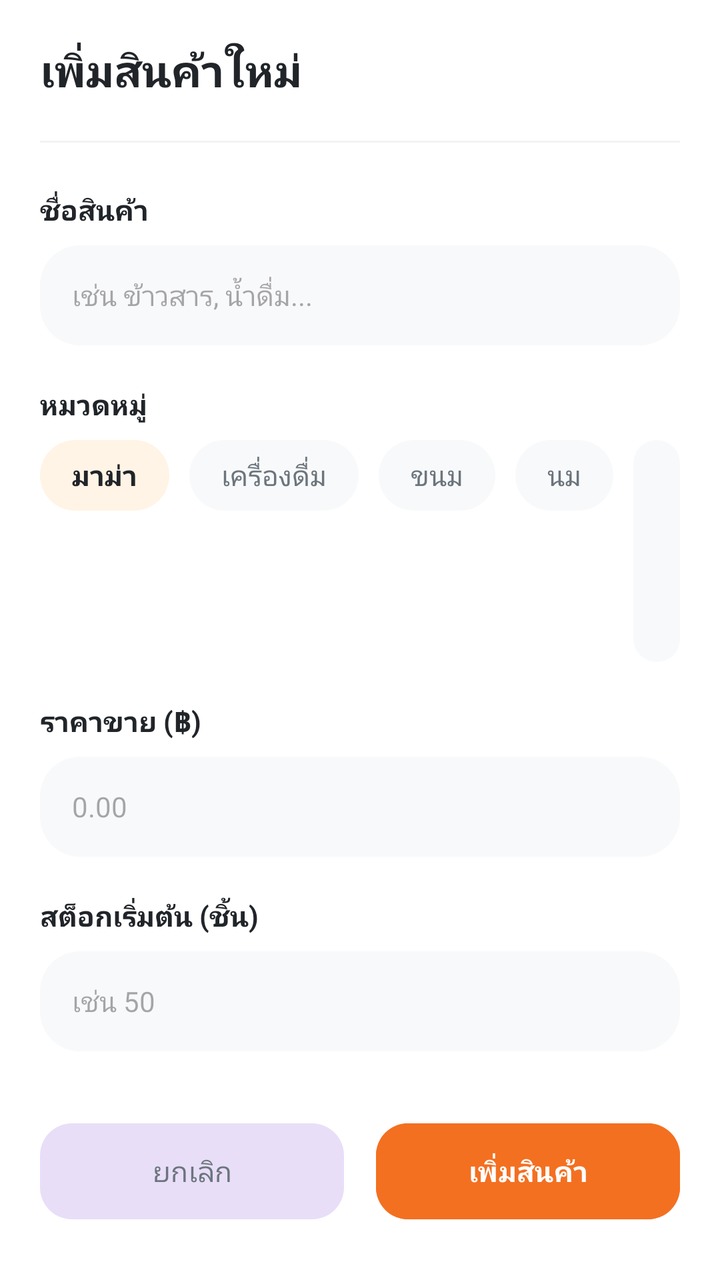
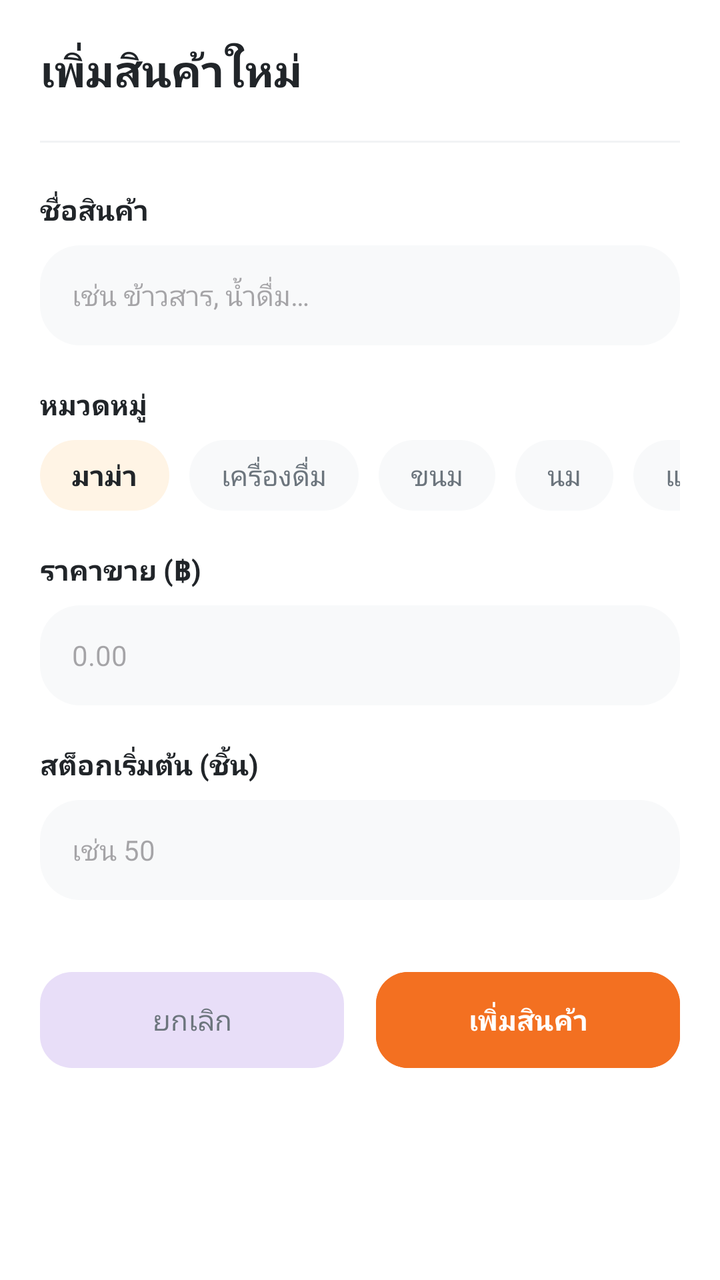

The first picture is an Android layout as it rendered before a commit; the second is the same layout after the commit. The layout source and the unified diff follow.
<!-- AndroidManifest.xml: application theme Theme.SaiThongGroceryApp -->
<!-- res/layout/add_product.xml -->
<?xml version="1.0" encoding="utf-8"?>

<ScrollView xmlns:android="http://schemas.android.com/apk/res/android"
    xmlns:app="http://schemas.android.com/apk/res-auto"
    xmlns:tools="http://schemas.android.com/tools"
    android:layout_width="match_parent"
    android:layout_height="match_parent"
    android:fillViewport="true"
    android:scrollbars="none">

    <androidx.constraintlayout.widget.ConstraintLayout
        android:layout_width="match_parent"
        android:layout_height="wrap_content"
        android:background="@color/white"
        android:padding="20dp">

        
        <TextView
            android:id="@+id/tv_title"
            android:layout_width="wrap_content"
            android:layout_height="wrap_content"
            android:text="เพิ่มสินค้าใหม่"
            android:textColor="@color/text_primary"
            android:textSize="22sp"
            android:textStyle="bold"
            app:layout_constraintStart_toStartOf="parent"
            app:layout_constraintTop_toTopOf="parent" />

        <View
            android:id="@+id/header_divider"
            android:layout_width="match_parent"
            android:layout_height="1dp"
            android:layout_marginTop="20dp"
            android:background="#F1F3F5"
            app:layout_constraintTop_toBottomOf="@id/tv_title" />

        
        <TextView
            android:id="@+id/lbl_name"
            android:layout_width="wrap_content"
            android:layout_height="wrap_content"
            android:layout_marginTop="24dp"
            android:text="ชื่อสินค้า"
            android:textColor="@color/text_primary"
            android:textStyle="bold"
            app:layout_constraintStart_toStartOf="parent"
            app:layout_constraintTop_toBottomOf="@id/header_divider" />

        <EditText
            android:id="@+id/et_product_name"
            android:layout_width="match_parent"
            android:layout_height="50dp"
            android:layout_marginTop="8dp"
            android:background="@drawable/bg_rounded_gray"
            android:hint="เช่น ข้าวสาร, น้ำดื่ม..."
            android:inputType="text"
            android:paddingHorizontal="16dp"
            android:textSize="14sp"
            app:layout_constraintTop_toBottomOf="@id/lbl_name" />

        
        <TextView
            android:id="@+id/lbl_category"
            android:layout_width="wrap_content"
            android:layout_height="wrap_content"
            android:layout_marginTop="20dp"
            android:text="หมวดหมู่"
            android:textColor="@color/text_primary"
            android:textStyle="bold"
            app:layout_constraintStart_toStartOf="parent"
            app:layout_constraintTop_toBottomOf="@id/et_product_name" />

        <LinearLayout
            android:id="@+id/container_add_tags"
            android:layout_width="match_parent"
            android:layout_height="wrap_content"
            android:layout_marginTop="8dp"
            android:orientation="horizontal"
            app:layout_constraintTop_toBottomOf="@id/lbl_category">

            <TextView
                android:id="@+id/add_tag_mama"
                android:layout_width="wrap_content"
                android:layout_height="wrap_content"
                android:background="@drawable/bg_tag_orange"
                android:paddingHorizontal="16dp"
                android:paddingVertical="8dp"
                android:text="@string/category_mama"
                android:textColor="@color/text_primary"
                android:textStyle="bold" />

            <TextView
                android:id="@+id/add_tag_drink"
                android:layout_width="wrap_content"
                android:layout_height="wrap_content"
                android:layout_marginStart="10dp"
                android:background="@drawable/bg_rounded_gray"
                android:paddingHorizontal="16dp"
                android:paddingVertical="8dp"
                android:text="@string/category_drink"
                android:textColor="@color/text_secondary" />

            <TextView
                android:id="@+id/add_tag_snack"
                android:layout_width="wrap_content"
                android:layout_height="wrap_content"
                android:layout_marginStart="10dp"
                android:background="@drawable/bg_rounded_gray"
                android:paddingHorizontal="16dp"
                android:paddingVertical="8dp"
                android:text="@string/category_snack"
                android:textColor="@color/text_secondary" />

            <TextView
                android:id="@+id/add_tag_milk"
                android:layout_width="wrap_content"
                android:layout_height="wrap_content"
                android:layout_marginStart="10dp"
                android:background="@drawable/bg_rounded_gray"
                android:paddingHorizontal="16dp"
                android:paddingVertical="8dp"
                android:text="@string/category_milk"
                android:textColor="@color/text_secondary" />

            <TextView
                android:id="@+id/add_tag_frozen"
                android:layout_width="wrap_content"
                android:layout_height="wrap_content"
                android:layout_marginStart="10dp"
                android:background="@drawable/bg_rounded_gray"
                android:paddingHorizontal="16dp"
                android:paddingVertical="8dp"
                android:text="@string/category_frozen"
                android:textColor="@color/text_secondary" />
        </LinearLayout>

        
        <TextView
            android:id="@+id/lbl_price"
            android:layout_width="wrap_content"
            android:layout_height="wrap_content"
            android:layout_marginTop="20dp"
            android:text="ราคาขาย (฿)"
            android:textColor="@color/text_primary"
            android:textStyle="bold"
            app:layout_constraintStart_toStartOf="parent"
            app:layout_constraintTop_toBottomOf="@id/container_add_tags" />

        <EditText
            android:id="@+id/et_price"
            android:layout_width="match_parent"
            android:layout_height="50dp"
            android:layout_marginTop="8dp"
            android:background="@drawable/bg_rounded_gray"
            android:hint="0.00"
            android:inputType="numberDecimal"
            android:paddingHorizontal="16dp"
            android:textSize="14sp"
            app:layout_constraintTop_toBottomOf="@id/lbl_price" />

        
        <TextView
            android:id="@+id/lbl_stock"
            android:layout_width="wrap_content"
            android:layout_height="wrap_content"
            android:layout_marginTop="20dp"
            android:text="สต็อกเริ่มต้น (ชิ้น)"
            android:textColor="@color/text_primary"
            android:textStyle="bold"
            app:layout_constraintStart_toStartOf="parent"
            app:layout_constraintTop_toBottomOf="@id/et_price" />

        <EditText
            android:id="@+id/et_stock"
            android:layout_width="match_parent"
            android:layout_height="50dp"
            android:layout_marginTop="8dp"
            android:background="@drawable/bg_rounded_gray"
            android:hint="เช่น 50"
            android:inputType="number"
            android:paddingHorizontal="16dp"
            android:textSize="14sp"
            app:layout_constraintTop_toBottomOf="@id/lbl_stock" />

        
        <LinearLayout
            android:layout_width="match_parent"
            android:layout_height="wrap_content"
            android:layout_marginTop="32dp"
            android:orientation="horizontal"
            app:layout_constraintTop_toBottomOf="@id/et_stock">

            <com.google.android.material.button.MaterialButton
                android:id="@+id/btn_cancel"
                style="@style/Widget.Material3.Button.TonalButton"
                android:layout_width="0dp"
                android:layout_height="56dp"
                android:layout_marginEnd="8dp"
                android:layout_weight="1"
                android:text="ยกเลิก"
                android:textColor="@color/text_secondary"
                app:cornerRadius="16dp" />

            <com.google.android.material.button.MaterialButton
                android:id="@+id/btn_save_product"
                android:layout_width="0dp"
                android:layout_height="56dp"
                android:layout_marginStart="8dp"
                android:layout_weight="1"
                android:backgroundTint="@color/brand_orange"
                android:text="เพิ่มสินค้า"
                android:textStyle="bold"
                app:cornerRadius="16dp" />
        </LinearLayout>

    </androidx.constraintlayout.widget.ConstraintLayout>
</ScrollView>
<!-- resources referenced by this layout -->
<resources>
  <color name="brand_orange">#F37021</color>
  <color name="text_primary">#212529</color>
  <color name="text_secondary">#6C757D</color>
  <color name="white">#FFFFFFFF</color>
  <!-- drawable bg_rounded_gray (drawable) -->
  <?xml version="1.0" encoding="utf-8"?>
  
  <shape xmlns:android="http://schemas.android.com/apk/res/android">
      <solid android:color="@color/background_gray" />
      <corners android:radius="20dp" />
  </shape>
  <!-- drawable bg_tag_orange (drawable) -->
  <?xml version="1.0" encoding="utf-8"?>
  
  <shape xmlns:android="http://schemas.android.com/apk/res/android">
      <solid android:color="@color/light_orange" />
      <corners android:radius="100dp" />
  </shape>
  <string name="category_drink">เครื่องดื่ม</string>
  <string name="category_frozen">แช่แข็ง</string>
  <string name="category_mama">มาม่า</string>
  <string name="category_milk">นม</string>
  <string name="category_snack">ขนม</string>
  <style name="Theme.SaiThongGroceryApp" parent="Base.Theme.SaiThongGroceryApp" />
  <color name="background_gray">#F8F9FA</color>
  <color name="light_orange">#FFF4E5</color>
  <style name="Base.Theme.SaiThongGroceryApp" parent="Theme.Material3.DayNight.NoActionBar">
          
          
      </style>
</resources>

<!-- the commit's change to res/layout/add_product.xml (unified diff, before → after) -->
@@ -2,7 +2,6 @@
 
 <ScrollView xmlns:android="http://schemas.android.com/apk/res/android"
     xmlns:app="http://schemas.android.com/apk/res-auto"
-    xmlns:tools="http://schemas.android.com/tools"
     android:layout_width="match_parent"
     android:layout_height="match_parent"
     android:fillViewport="true"
@@ -19,7 +18,7 @@
             android:id="@+id/tv_title"
             android:layout_width="wrap_content"
             android:layout_height="wrap_content"
-            android:text="เพิ่มสินค้าใหม่"
+            android:text="@string/add_product_title"
             android:textColor="@color/text_primary"
             android:textSize="22sp"
             android:textStyle="bold"
@@ -40,7 +39,7 @@
             android:layout_width="wrap_content"
             android:layout_height="wrap_content"
             android:layout_marginTop="24dp"
-            android:text="ชื่อสินค้า"
+            android:text="@string/product_name_label"
             android:textColor="@color/text_primary"
             android:textStyle="bold"
             app:layout_constraintStart_toStartOf="parent"
@@ -51,8 +50,9 @@
             android:layout_width="match_parent"
             android:layout_height="50dp"
             android:layout_marginTop="8dp"
+            android:autofillHints="name"
             android:background="@drawable/bg_rounded_gray"
-            android:hint="เช่น ข้าวสาร, น้ำดื่ม..."
+            android:hint="@string/product_name_hint"
             android:inputType="text"
             android:paddingHorizontal="16dp"
             android:textSize="14sp"
@@ -64,75 +64,87 @@
             android:layout_width="wrap_content"
             android:layout_height="wrap_content"
             android:layout_marginTop="20dp"
-            android:text="หมวดหมู่"
+            android:text="@string/category_heading"
             android:textColor="@color/text_primary"
             android:textStyle="bold"
             app:layout_constraintStart_toStartOf="parent"
             app:layout_constraintTop_toBottomOf="@id/et_product_name" />
 
-        <LinearLayout
-            android:id="@+id/container_add_tags"
-            android:layout_width="match_parent"
-            android:layout_height="wrap_content"
-            android:layout_marginTop="8dp"
-            android:orientation="horizontal"
+        <HorizontalScrollView
+            android:id="@+id/hsv_add_tags"
+            android:layout_width="match_parent"
+            android:layout_height="wrap_content"
+            android:layout_marginTop="8dp"
+            android:scrollbars="none"
             app:layout_constraintTop_toBottomOf="@id/lbl_category">
 
-            <TextView
-                android:id="@+id/add_tag_mama"
+            <LinearLayout
+                android:id="@+id/container_add_tags"
                 android:layout_width="wrap_content"
                 android:layout_height="wrap_content"
-                android:background="@drawable/bg_tag_orange"
-                android:paddingHorizontal="16dp"
-                android:paddingVertical="8dp"
-                android:text="@string/category_mama"
-                android:textColor="@color/text_primary"
-                android:textStyle="bold" />
-
-            <TextView
-                android:id="@+id/add_tag_drink"
-                android:layout_width="wrap_content"
-                android:layout_height="wrap_content"
-                android:layout_marginStart="10dp"
-                android:background="@drawable/bg_rounded_gray"
-                android:paddingHorizontal="16dp"
-                android:paddingVertical="8dp"
-                android:text="@string/category_drink"
-                android:textColor="@color/text_secondary" />
-
-            <TextView
-                android:id="@+id/add_tag_snack"
-                android:layout_width="wrap_content"
-                android:layout_height="wrap_content"
-                android:layout_marginStart="10dp"
-                android:background="@drawable/bg_rounded_gray"
-                android:paddingHorizontal="16dp"
-                android:paddingVertical="8dp"
-                android:text="@string/category_snack"
-                android:textColor="@color/text_secondary" />
-
-            <TextView
-                android:id="@+id/add_tag_milk"
-                android:layout_width="wrap_content"
-                android:layout_height="wrap_content"
-                android:layout_marginStart="10dp"
-                android:background="@drawable/bg_rounded_gray"
-                android:paddingHorizontal="16dp"
-                android:paddingVertical="8dp"
-                android:text="@string/category_milk"
-                android:textColor="@color/text_secondary" />
-
-            <TextView
-                android:id="@+id/add_tag_frozen"
-                android:layout_width="wrap_content"
-                android:layout_height="wrap_content"
-                android:layout_marginStart="10dp"
-                android:background="@drawable/bg_rounded_gray"
-                android:paddingHorizontal="16dp"
-                android:paddingVertical="8dp"
-                android:text="@string/category_frozen"
-                android:textColor="@color/text_secondary" />
-        </LinearLayout>
+                android:orientation="horizontal">
+
+                <TextView
+                    android:id="@+id/add_tag_mama"
+                    android:layout_width="wrap_content"
+                    android:layout_height="wrap_content"
+                    android:background="@drawable/bg_tag_orange"
+                    android:paddingHorizontal="16dp"
+                    android:paddingVertical="8dp"
+                    android:singleLine="true"
+                    android:text="@string/category_mama"
+                    android:textColor="@color/text_primary"
+                    android:textStyle="bold" />
+
+                <TextView
+                    android:id="@+id/add_tag_drink"
+                    android:layout_width="wrap_content"
+                    android:layout_height="wrap_content"
+                    android:layout_marginStart="10dp"
+                    android:background="@drawable/bg_rounded_gray"
+                    android:paddingHorizontal="16dp"
+                    android:paddingVertical="8dp"
+                    android:singleLine="true"
+                    android:text="@string/category_drink"
+                    android:textColor="@color/text_secondary" />
+
+                <TextView
+                    android:id="@+id/add_tag_snack"
+                    android:layout_width="wrap_content"
+                    android:layout_height="wrap_content"
+                    android:layout_marginStart="10dp"
+                    android:background="@drawable/bg_rounded_gray"
+                    android:paddingHorizontal="16dp"
+                    android:paddingVertical="8dp"
+                    android:singleLine="true"
+                    android:text="@string/category_snack"
+                    android:textColor="@color/text_secondary" />
+
+                <TextView
+                    android:id="@+id/add_tag_milk"
+                    android:layout_width="wrap_content"
+                    android:layout_height="wrap_content"
+                    android:layout_marginStart="10dp"
+                    android:background="@drawable/bg_rounded_gray"
+                    android:paddingHorizontal="16dp"
+                    android:paddingVertical="8dp"
+                    android:singleLine="true"
+                    android:text="@string/category_milk"
+                    android:textColor="@color/text_secondary" />
+
+                <TextView
+                    android:id="@+id/add_tag_frozen"
+                    android:layout_width="wrap_content"
+                    android:layout_height="wrap_content"
+                    android:layout_marginStart="10dp"
+                    android:background="@drawable/bg_rounded_gray"
+                    android:paddingHorizontal="16dp"
+                    android:paddingVertical="8dp"
+                    android:singleLine="true"
+                    android:text="@string/category_frozen"
+                    android:textColor="@color/text_secondary" />
+            </LinearLayout>
+        </HorizontalScrollView>
 
         
         <TextView
@@ -140,11 +152,11 @@
             android:layout_width="wrap_content"
             android:layout_height="wrap_content"
             android:layout_marginTop="20dp"
-            android:text="ราคาขาย (฿)"
-            android:textColor="@color/text_primary"
-            android:textStyle="bold"
-            app:layout_constraintStart_toStartOf="parent"
-            app:layout_constraintTop_toBottomOf="@id/container_add_tags" />
+            android:text="@string/price_label"
+            android:textColor="@color/text_primary"
+            android:textStyle="bold"
+            app:layout_constraintStart_toStartOf="parent"
+            app:layout_constraintTop_toBottomOf="@id/hsv_add_tags" />
 
         <EditText
             android:id="@+id/et_price"
@@ -152,7 +164,7 @@
             android:layout_height="50dp"
             android:layout_marginTop="8dp"
             android:background="@drawable/bg_rounded_gray"
-            android:hint="0.00"
+            android:hint="@string/price_hint"
             android:inputType="numberDecimal"
             android:paddingHorizontal="16dp"
             android:textSize="14sp"
@@ -164,7 +176,7 @@
             android:layout_width="wrap_content"
             android:layout_height="wrap_content"
             android:layout_marginTop="20dp"
-            android:text="สต็อกเริ่มต้น (ชิ้น)"
+            android:text="@string/initial_stock_label"
             android:textColor="@color/text_primary"
             android:textStyle="bold"
             app:layout_constraintStart_toStartOf="parent"
@@ -176,7 +188,7 @@
             android:layout_height="50dp"
             android:layout_marginTop="8dp"
             android:background="@drawable/bg_rounded_gray"
-            android:hint="เช่น 50"
+            android:hint="@string/initial_stock_hint"
             android:inputType="number"
             android:paddingHorizontal="16dp"
             android:textSize="14sp"
@@ -197,7 +209,7 @@
                 android:layout_height="56dp"
                 android:layout_marginEnd="8dp"
                 android:layout_weight="1"
-                android:text="ยกเลิก"
+                android:text="@string/cancel"
                 android:textColor="@color/text_secondary"
                 app:cornerRadius="16dp" />
 
@@ -208,7 +220,7 @@
                 android:layout_marginStart="8dp"
                 android:layout_weight="1"
                 android:backgroundTint="@color/brand_orange"
-                android:text="เพิ่มสินค้า"
+                android:text="@string/btn_save_product_text"
                 android:textStyle="bold"
                 app:cornerRadius="16dp" />
         </LinearLayout>
<!-- resource entries referenced after the edit -->
@@ -18,11 +18,21 @@
       <solid android:color="@color/light_orange" />
       <corners android:radius="100dp" />
   </shape>
+  <string name="add_product_title">เพิ่มสินค้าใหม่</string>
+  <string name="btn_save_product_text">เพิ่มสินค้า</string>
+  <string name="cancel">ยกเลิก</string>
   <string name="category_drink">เครื่องดื่ม</string>
   <string name="category_frozen">แช่แข็ง</string>
+  <string name="category_heading">หมวดหมู่</string>
   <string name="category_mama">มาม่า</string>
   <string name="category_milk">นม</string>
   <string name="category_snack">ขนม</string>
+  <string name="initial_stock_hint">เช่น 50</string>
+  <string name="initial_stock_label">สต็อกเริ่มต้น (ชิ้น)</string>
+  <string name="price_hint">0.00</string>
+  <string name="price_label">ราคาขาย (฿)</string>
+  <string name="product_name_hint">เช่น ข้าวสาร, น้ำดื่ม…</string>
+  <string name="product_name_label">ชื่อสินค้า</string>
   <style name="Theme.SaiThongGroceryApp" parent="Base.Theme.SaiThongGroceryApp" />
   <color name="background_gray">#F8F9FA</color>
   <color name="light_orange">#FFF4E5</color>
